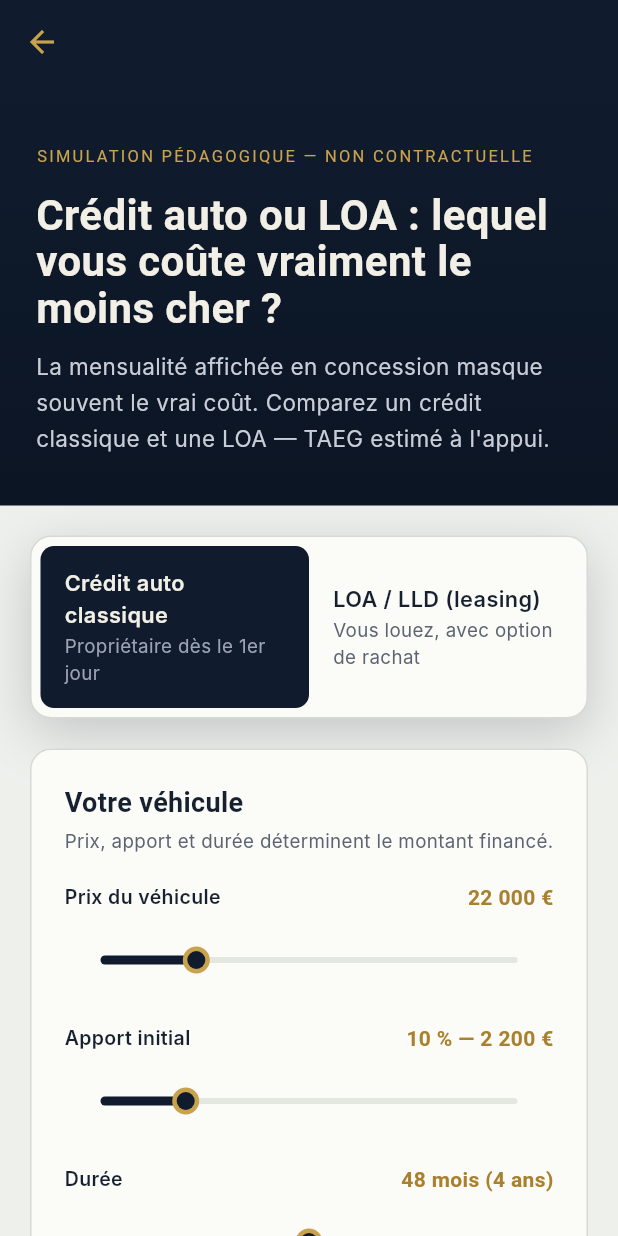
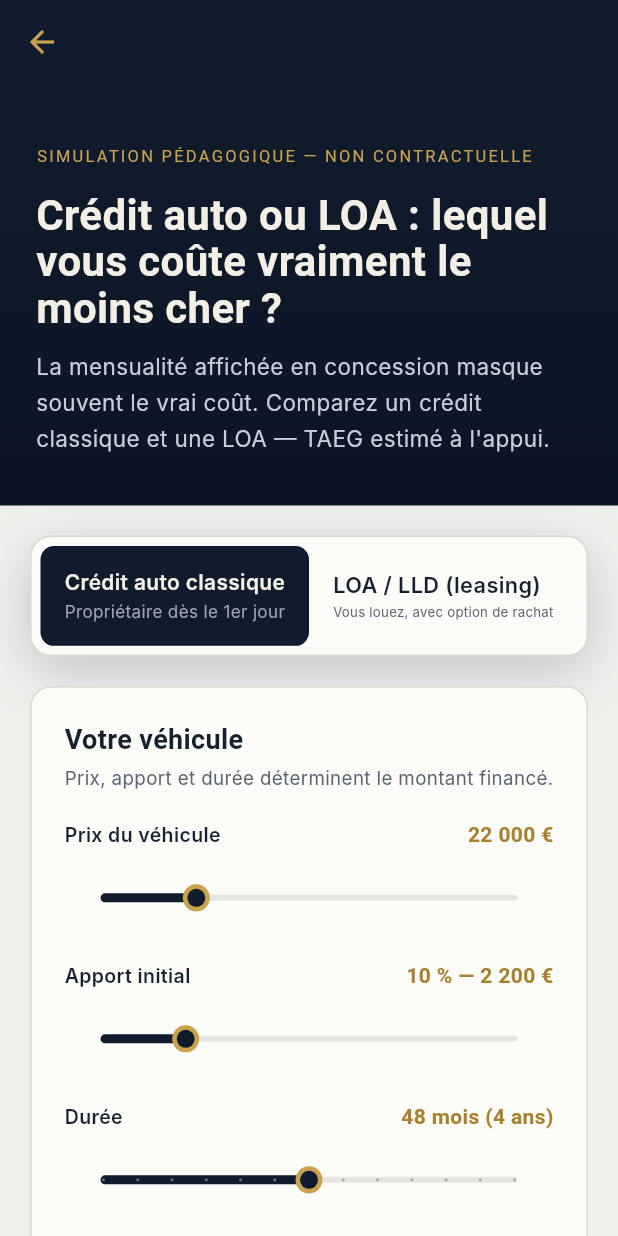
Before and after one commit to fnnktkygl-code/simulateur_credits, a Flutter app: the AutoScreen screen opened directly, on a phone screen of 412 x 824 dp. Run offline on Flutter 3.47's test engine with Material 3 defaults, Android fonts, the phone set to English and light mode, and no system bars; Roboto replaces fonts that are missing (Fraunces, IBMPlexMono, Inter).

Commit message:
fix: responsive text dans ModeToggle (FittedBox) pour éviter les coupures de mots sur mobile

```diff
--- a/lib/widgets/sim_widgets.dart
+++ b/lib/widgets/sim_widgets.dart
@@ -105,14 +105,22 @@ class ModeToggle extends StatelessWidget {
                 child: Column(
                   crossAxisAlignment: CrossAxisAlignment.start,
                   children: [
-                    Text(
-                      options[i].title,
-                      style: TextStyle(fontWeight: FontWeight.w600, fontSize: 14.5, color: isActive ? SimColors.heroText : SimColors.text),
+                    FittedBox(
+                      fit: BoxFit.scaleDown,
+                      alignment: Alignment.centerLeft,
+                      child: Text(
+                        options[i].title,
+                        style: TextStyle(fontWeight: FontWeight.w600, fontSize: 14.5, color: isActive ? SimColors.heroText : SimColors.text),
+                      ),
                     ),
                     const SizedBox(height: 2),
-                    Text(
-                      options[i].subtitle,
-                      style: TextStyle(fontSize: 12.5, color: isActive ? SimColors.resultSub : SimColors.muted),
+                    FittedBox(
+                      fit: BoxFit.scaleDown,
+                      alignment: Alignment.centerLeft,
+                      child: Text(
+                        options[i].subtitle,
+                        style: TextStyle(fontSize: 12.5, color: isActive ? SimColors.resultSub : SimColors.muted),
+                      ),
                     ),
                   ],
                 ),
```
